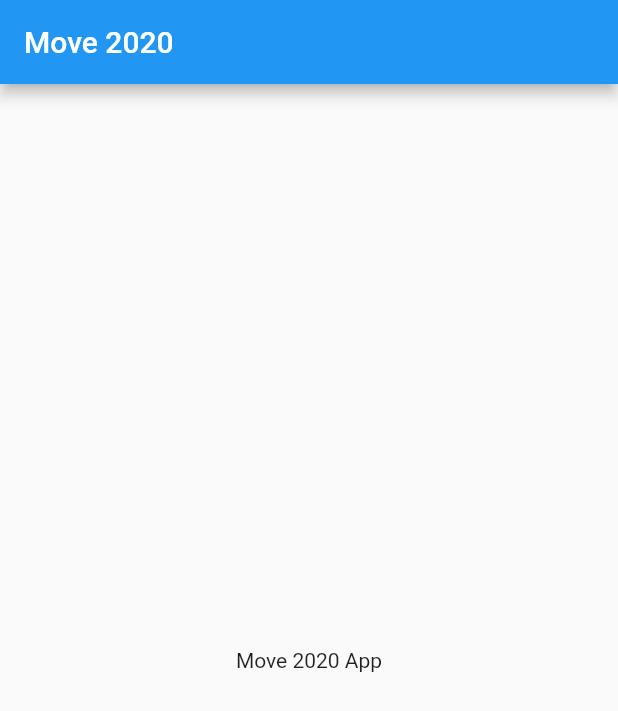
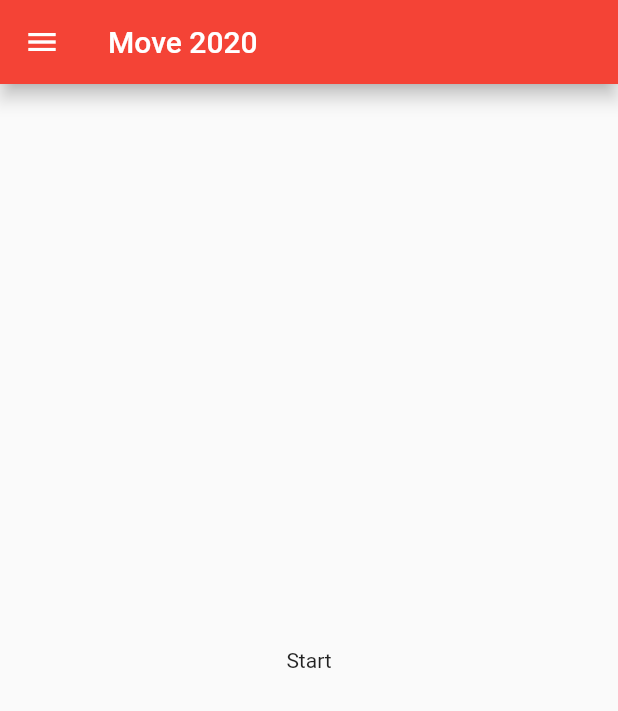
Before and after one commit to benediktwerner/MoveApp, a Flutter app: the screen it shows after launch, on a phone screen of 412 x 824 dp. Shown: the top 711 px of the screen. Run offline on Flutter 3.47's test engine with Material 2 defaults, Android fonts, the phone set to English and light mode, and no system bars.

Commit message:
Basic layout

```diff
--- a/lib/main.dart
+++ b/lib/main.dart
@@ -1,22 +1,47 @@
 import 'package:flutter/material.dart';
 
-void main() => runApp(MyApp());
+import 'pages/program.dart';
+import 'pages/start.dart';
+import 'pages/map.dart';
+import 'pages/prayers.dart';
+import 'pages/speakers.dart';
+import 'pages/news.dart';
+import 'pages/donate.dart';
+import 'pages/social_media.dart';
+import 'routes.dart';
 
-class MyApp extends StatelessWidget {
-  @override
-  Widget build(BuildContext context) {
-    return MaterialApp(
-      title: 'Move 2020',
-      home: Scaffold(
-        appBar: AppBar(
-          title: Text("Move 2020"),
-        ),
-        body: Center(
-          child: Text(
-            'Move 2020 App',
-          ),
-        ),
+void main() {
+  runApp(
+    MaterialApp(
+      title: "Move 2020",
+      theme: ThemeData(primarySwatch: Colors.red),
+      initialRoute: Routes.start,
+      onGenerateRoute: (settings) => PageRouteBuilder(
+        pageBuilder: (_, __, ___) {
+          switch (settings.name) {
+            case Routes.start:
+              return StartPage();
+            case Routes.program:
+              return ProgramPage();
+            case Routes.map:
+              return MapPage();
+            case Routes.prayers:
+              return PrayersPage();
+            case Routes.speakers:
+              return SpeakersPage();
+            case Routes.news:
+              return NewsPage();
+            case Routes.donate:
+              return DonatePage();
+            case Routes.socialMedia:
+              return SocialMediaPage();
+            default:
+              return null;
+          }
+        },
+        transitionsBuilder: (_, anim, __, child) =>
+            FadeTransition(opacity: anim, child: child),
       ),
-    );
-  }
+    ),
+  );
 }
--- /dev/null
+++ b/lib/page.dart
@@ -0,0 +1,79 @@
+import 'package:flutter/foundation.dart';
+import 'package:flutter/material.dart';
+
+import 'routes.dart';
+
+class Page extends StatelessWidget {
+  final String title;
+  final Widget body;
+
+  Page({this.title, this.body});
+
+  @override
+  Widget build(BuildContext context) {
+    return Scaffold(
+      appBar: AppBar(
+        title: Text(title),
+        elevation: defaultTargetPlatform == TargetPlatform.android ? 5 : 0,
+      ),
+      drawer: Drawer(
+        child: ListView(
+          children: <Widget>[
+            DrawerHeader(
+              child: Container(
+                child: Image.asset("assets/images/logo_move.png", width: 250),
+              ),
+            ),
+            ListTile(
+              title: Text("Start"),
+              leading: Icon(Icons.home),
+              onTap: () => navigateTo(Routes.start, context),
+            ),
+            ListTile(
+              title: Text("Programm"),
+              leading: Icon(Icons.calendar_today),
+              onTap: () => navigateTo(Routes.program, context),
+            ),
+            ListTile(
+              title: Text("Lageplan"),
+              leading: Icon(Icons.map),
+              onTap: () => navigateTo(Routes.map, context),
+            ),
+            ListTile(
+              title: Text("Gebetsbuch"),
+              leading: Icon(Icons.book),
+              onTap: () => navigateTo(Routes.prayers, context),
+            ),
+            ListTile(
+              title: Text("Sprecher & Musiker"),
+              leading: Icon(Icons.people),
+              onTap: () => navigateTo(Routes.speakers, context),
+            ),
+            ListTile(
+              title: Text("News"),
+              leading: Icon(Icons.announcement),
+              onTap: () => navigateTo(Routes.news, context),
+            ),
+            ListTile(
+              title: Text("Spenden"),
+              leading: Icon(Icons.favorite),
+              onTap: () => navigateTo(Routes.donate, context),
+            ),
+            ListTile(
+              title: Text("Social Media"),
+              leading: Icon(Icons.share),
+              onTap: () => navigateTo(Routes.socialMedia, context),
+            ),
+          ],
+        ),
+      ),
+      body: body,
+    );
+  }
+}
+
+void navigateTo(String route, context) {
+  var navigator = Navigator.of(context);
+  navigator.pop();
+  navigator.pushReplacementNamed(route);
+}
--- /dev/null
+++ b/lib/pages/start.dart
@@ -0,0 +1,17 @@
+import 'package:flutter/material.dart';
+
+import '../page.dart';
+
+class StartPage extends StatelessWidget {
+  @override
+  Widget build(BuildContext context) {
+    return Page(
+      title: "Move 2020",
+      body: Container(
+        child: Center(
+          child: Text("Start"),
+        ),
+      ),
+    );
+  }
+}
--- /dev/null
+++ b/lib/routes.dart
@@ -0,0 +1,10 @@
+class Routes {
+  static const start = "/start";
+  static const program = "/program";
+  static const map = "/map";
+  static const prayers = "/prayers";
+  static const speakers = "/speakers";
+  static const news = "/news";
+  static const donate = "/donate";
+  static const socialMedia = "/social_media";
+}
```
Also changed, not shown: lib/pages/donate.dart (added, +17 -0 lines), lib/pages/map.dart (added, +17 -0 lines), lib/pages/news.dart (added, +89 -0 lines), lib/pages/prayers.dart (added, +17 -0 lines), lib/pages/program.dart (added, +17 -0 lines), lib/pages/social_media.dart (added, +17 -0 lines), lib/pages/speakers.dart (added, +17 -0 lines), pubspec.yaml (+2 -10 lines), assets/images/logo_move.png (added), 1 other file.
